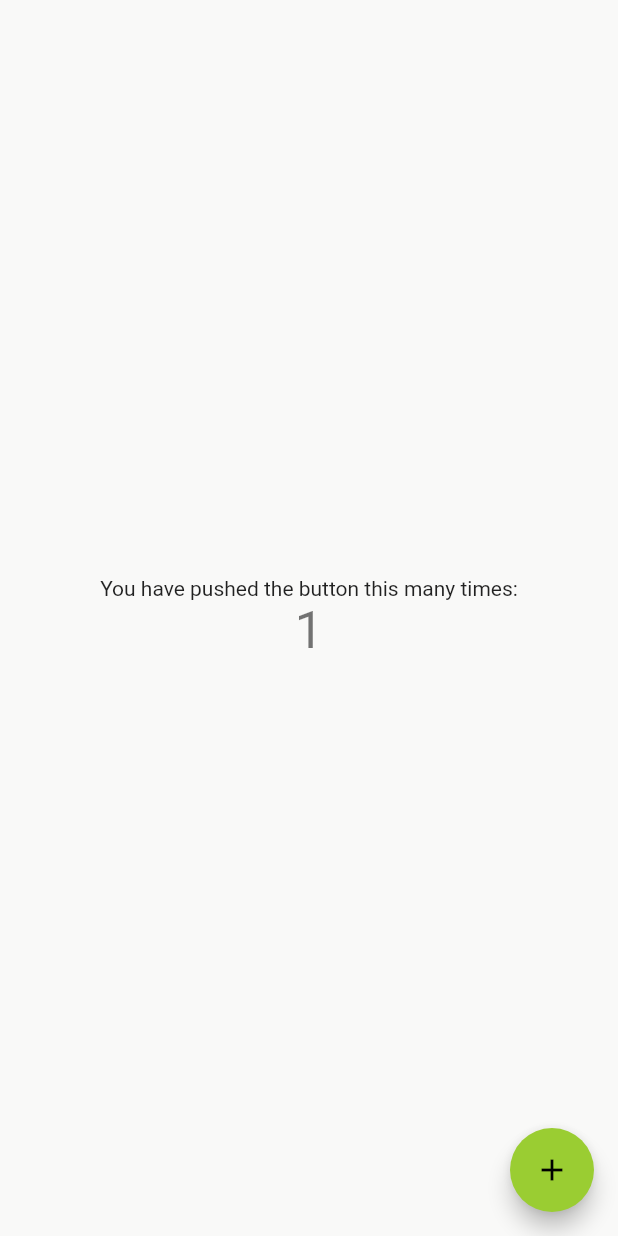
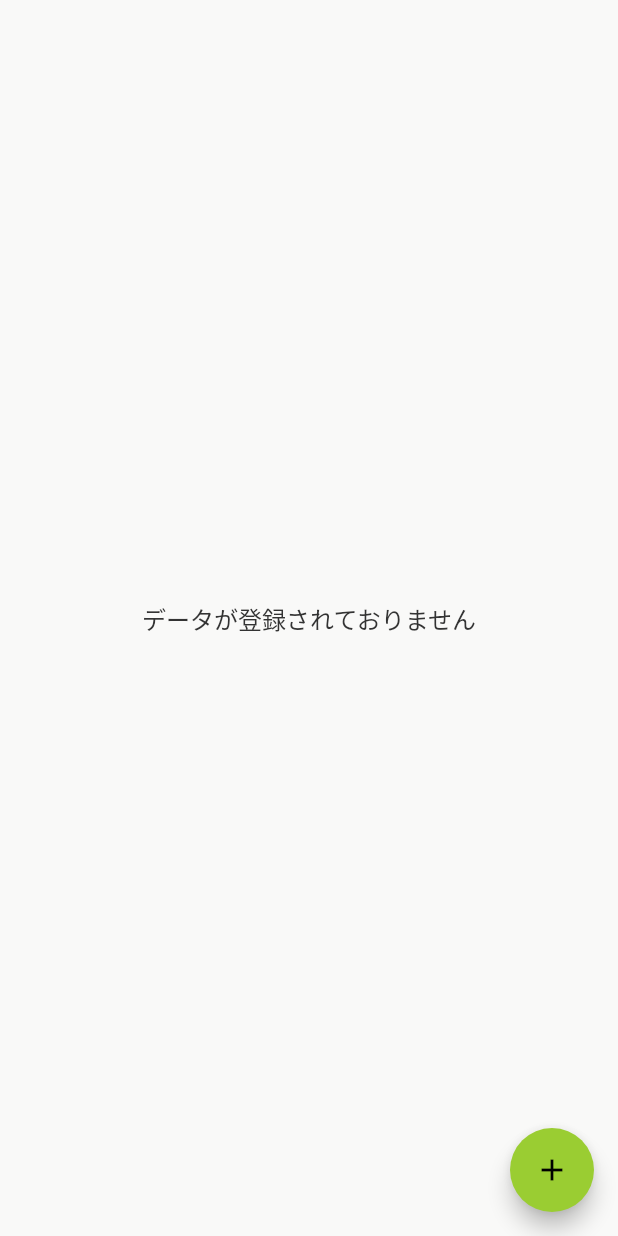
Before and after one commit to nowvilla-physi/account-management-ledger, a Flutter app: the screen it shows after launch, after a tap on the "add" icon, on a phone screen of 412 x 824 dp. Run offline on Flutter 3.47's test engine with Material 2 defaults, Android fonts, the phone set to English and light mode, and no system bars; our stand-ins replace flutter_screenutil, freezed_annotation, logger; statements that could not run were skipped.

Commit message:
リファクタリングした。

```diff
--- /dev/null
+++ b/lib/component/empty_container.dart
@@ -0,0 +1,27 @@
+import 'package:flutter/material.dart';
+import 'package:account_management_ledger/importer.dart';
+import 'package:flutter_screenutil/flutter_screenutil.dart';
+
+class EmptyContainer extends StatelessWidget {
+  final String message;
+
+  const EmptyContainer({Key? key, required this.message}) : super(key: key);
+
+  @override
+  Widget build(BuildContext context) {
+    return Center(
+      child: Column(
+        mainAxisSize: MainAxisSize.min,
+        children: <Widget>[
+          Text(
+            message,
+            style: TextStyle(
+              color: AppColors.black,
+              fontSize: 14.sp,
+            ),
+          )
+        ],
+      ),
+    );
+  }
+}
--- a/lib/constant/strings.dart
+++ b/lib/constant/strings.dart
@@ -1,4 +1,7 @@
 class Strings {
   // Title.
   static const appTitle = 'A.M.L';
+
+  // message.
+  static const noDataMessage = 'データが登録されておりません';
 }
--- a/lib/importer.dart
+++ b/lib/importer.dart
@@ -1,9 +1,12 @@
 export 'app.dart';
+export 'component/empty_container.dart';
 export 'constant/colors.dart';
 export 'constant/config.dart';
 export 'constant/dimens.dart';
 export 'constant/strings.dart';
+export 'core/logger.dart';
 export 'model/account.dart';
 export 'model/error.dart';
 export 'model/result.dart';
+export 'router/app_router.dart';
 export 'view/home.dart';
--- a/lib/model/account.dart
+++ b/lib/model/account.dart
@@ -11,7 +11,6 @@ class Account with _$Account {
     String service,
     String id,
     String password,
-    String memo,
   ) = _Account;
 
   factory Account.fromJson(Map<String, dynamic> json) =>
--- a/lib/view/home.dart
+++ b/lib/view/home.dart
@@ -1,40 +1,39 @@
 import 'package:flutter/material.dart';
+import 'package:account_management_ledger/importer.dart';
 
 class HomePage extends StatefulWidget {
-  const HomePage({Key? key}) : super(key: key);
+  final List<Account> accounts;
+
+  const HomePage({Key? key, required this.accounts}) : super(key: key);
 
   @override
   State<HomePage> createState() => _HomePageState();
 }
 
 class _HomePageState extends State<HomePage> {
-  int _counter = 0;
+  late final _accounts = widget.accounts;
 
-  void _incrementCounter() {
-    setState(() {
-      _counter++;
-    });
+  void printa() {
+    print("#");
   }
 
   @override
   Widget build(BuildContext context) {
     return Scaffold(
-      body: Center(
+      body: _accounts.isEmpty
+          ? const EmptyContainer(message: Strings.noDataMessage)
+          : Center(
               child: Column(
                 mainAxisAlignment: MainAxisAlignment.center,
                 children: <Widget>[
-            const Text(
-              'You have pushed the button this many times:',
-            ),
                   Text(
-              '$_counter',
-              style: Theme.of(context).textTheme.headline4,
+                    _accounts[0].service,
                   ),
                 ],
               ),
             ),
       floatingActionButton: FloatingActionButton(
-        onPressed: _incrementCounter,
+        onPressed: printa,
         tooltip: 'Increment',
         child: const Icon(Icons.add),
       ),
```
Also changed, not shown: lib/router/app_router.dart (added, +31 -0 lines), lib/model/account.freezed.dart, lib/model/account.g.dart. Lines whose indentation alone changed are shown as unchanged.
